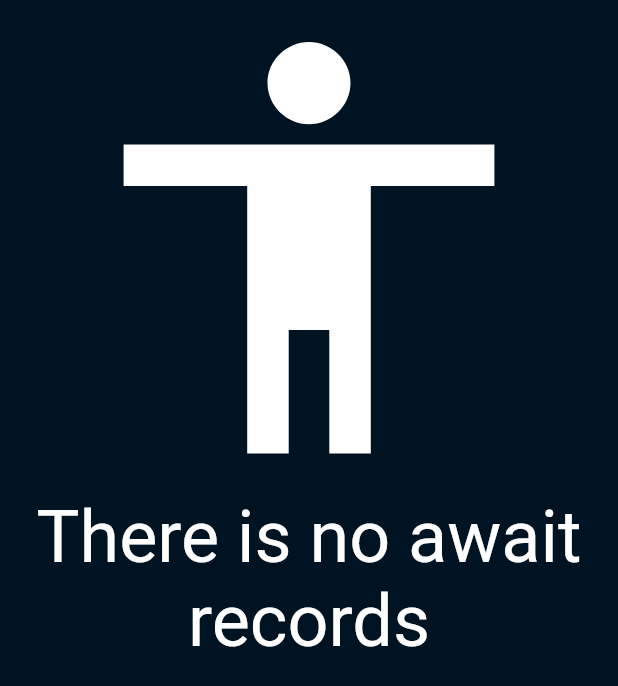
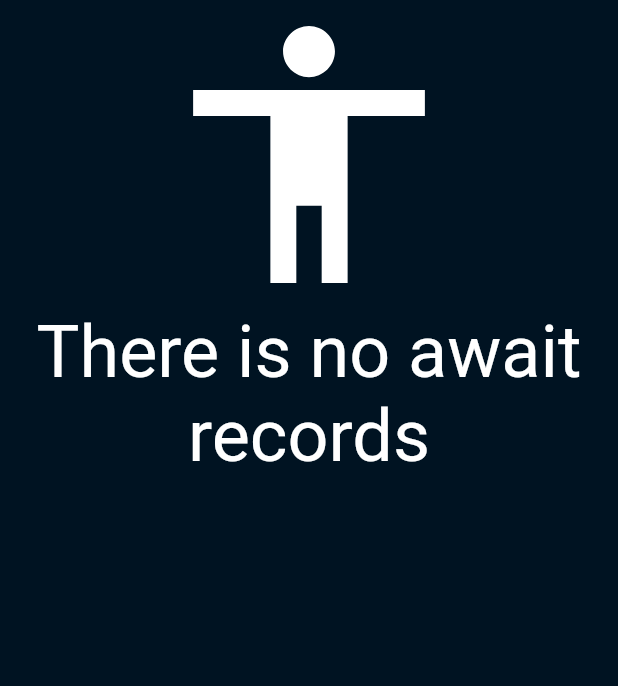
Before and after one commit to niktob560/automator, a Flutter app: the IconTextWidget widget shown alone on an empty page, opened directly, on a phone screen of 412 x 824 dp. Shown: the top 686 px of the screen. Run offline on Flutter 3.47's test engine with Material 2 defaults, Android fonts, the phone set to English and light mode, and no system bars; our stand-ins replace shared_preferences; missing offline and left inert: morpheus, url_encoder; accounts and stored records are empty; network calls fail; key blocks and very long unbroken strings in the code were emptied for the run.

Commit message:
Make IconTextWidget icon fit in screen

```diff
--- a/lib/misc.dart
+++ b/lib/misc.dart
@@ -1,5 +1,8 @@
+import 'dart:math';
+
 import 'package:flutter/material.dart';
 import 'package:intl/intl.dart';
+
 import 'day_night_gradients.dart';
 
 final DateFormat serverDateFormat = DateFormat("yyyy-MM-ddTHH:mm:ssZ"),
@@ -23,11 +26,13 @@ class IconTextWidget extends StatelessWidget {
 
   @override
   Widget build(BuildContext context) {
+    final maxSize = max(MediaQuery.of(context).size.width, MediaQuery.of(context).size.height),
+          minSize = min(MediaQuery.of(context).size.width, MediaQuery.of(context).size.height);
     return Column(
       children: [
         Icon(
           icon,
-          size: MediaQuery.of(context).size.width * 0.8,
+          size: minSize * min(minSize / maxSize, 0.8),
           color: iconColor != null ? iconColor : Theme.of(context).focusColor,
         ),
         Text(text,
```
